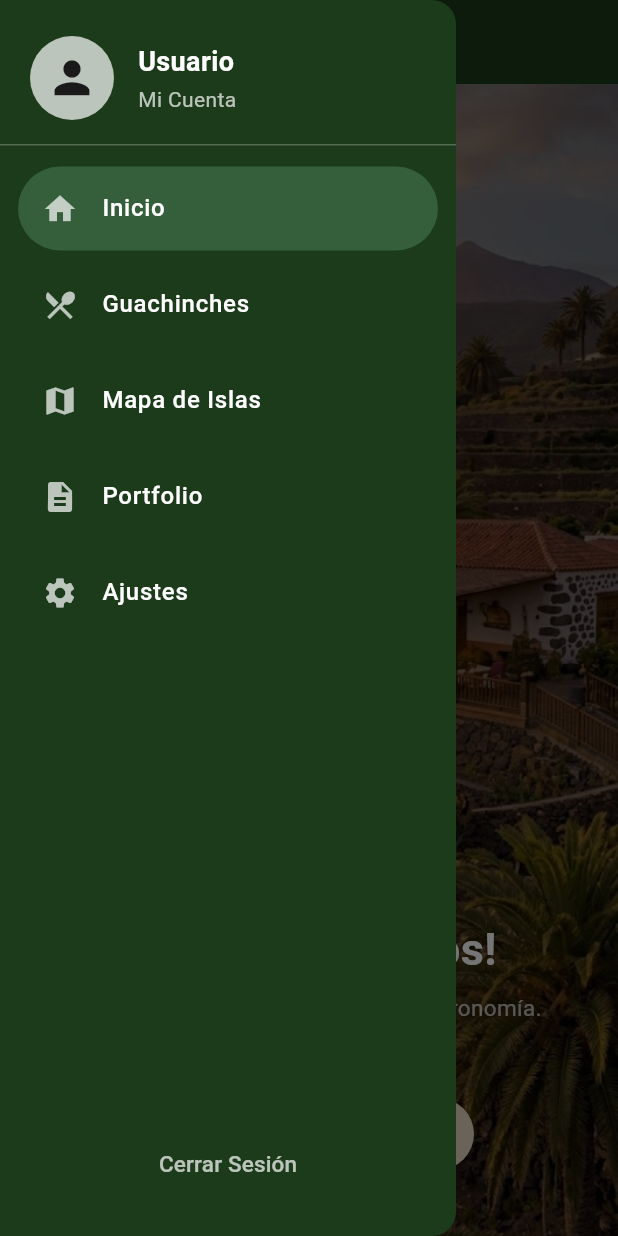
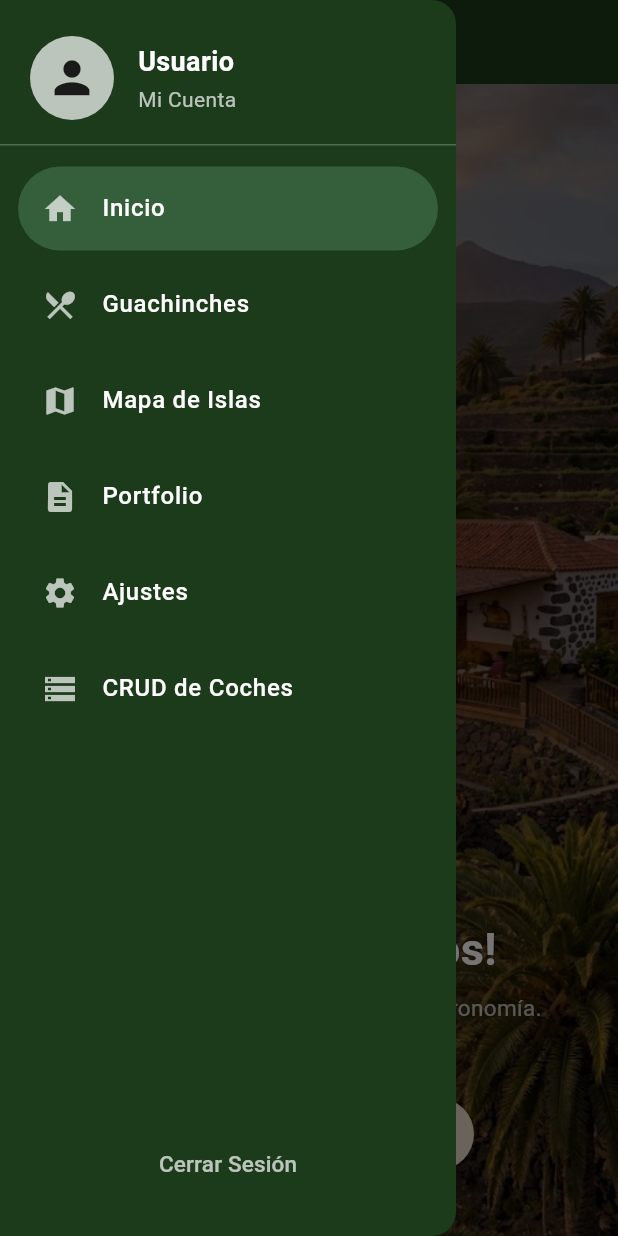
Before and after one commit to DanielRiveroP/PGL-P2-MyPortfolio, a Flutter app: the screen it shows after launch, with the side drawer open, on a phone screen of 412 x 824 dp. Run offline on Flutter 3.47's test engine with Material 3 defaults, Android fonts, the light colour scheme and no system bars; our stand-ins replace go_router, qr_flutter.

Commit message:
Added de CRUD window

```diff
--- a/lib/widgets/app_drawer.dart
+++ b/lib/widgets/app_drawer.dart
@@ -91,6 +91,15 @@ class AppDrawer extends StatelessWidget {
               isSelected: false,
               onTap: () => Navigator.pop(context),
             ),
+            _buildDrawerItem(
+              icon: Icons.storage, // O el icono que prefieras
+              title: 'CRUD de Coches',
+              isSelected: currentPath == '/crud', // O la ruta que configures
+              onTap: () {
+                Navigator.pop(context); // Cierra el menú
+                context.go('/crud');    // Navega a la pantalla CRUD (si usas go_router)
+              },
+            ),
 
             const Spacer(), // Empuja el contenido restante hacia abajo
 
```
